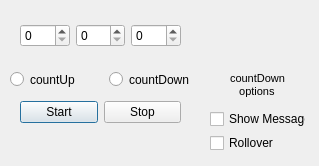
Qt form finalTimer/singletimer.ui (tavispa/Timer_Application) before a commit.
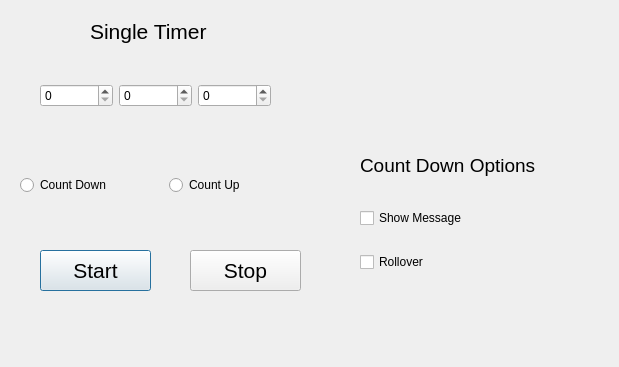
The same form after that commit.

```diff
--- a/finalTimer/singletimer.ui
+++ b/finalTimer/singletimer.ui
@@ -6,8 +6,8 @@
    <rect>
     <x>0</x>
     <y>0</y>
-    <width>319</width>
-    <height>166</height>
+    <width>619</width>
+    <height>367</height>
    </rect>
   </property>
   <property name="windowTitle">
@@ -16,10 +16,10 @@
   <widget class="QWidget" name="horizontalLayoutWidget">
    <property name="geometry">
     <rect>
-     <x>20</x>
-     <y>10</y>
-     <width>161</width>
-     <height>51</height>
+     <x>40</x>
+     <y>60</y>
+     <width>231</width>
+     <height>71</height>
     </rect>
    </property>
    <layout class="QHBoxLayout" name="horizontalLayout">
@@ -37,19 +37,23 @@
   <widget class="QLabel" name="label">
    <property name="geometry">
     <rect>
-     <x>230</x>
-     <y>70</y>
-     <width>61</width>
+     <x>360</x>
+     <y>150</y>
+     <width>201</width>
      <height>31</height>
     </rect>
    </property>
+   <property name="font">
+    <font>
+     <pointsize>12</pointsize>
+    </font>
+   </property>
    <property name="text">
     <string>&lt;!DOCTYPE HTML PUBLIC &quot;-//W3C//DTD HTML 4.0//EN&quot; &quot;http://www.w3.org/TR/REC-html40/strict.dtd&quot;&gt;
 &lt;html&gt;&lt;head&gt;&lt;meta name=&quot;qrichtext&quot; content=&quot;1&quot; /&gt;&lt;style type=&quot;text/css&quot;&gt;
 p, li { white-space: pre-wrap; }
-&lt;/style&gt;&lt;/head&gt;&lt;body style=&quot; font-family:'MS Shell Dlg 2'; font-size:8.25pt; font-weight:400; font-style:normal;&quot;&gt;
-&lt;p style=&quot; margin-top:0px; margin-bottom:0px; margin-left:0px; margin-right:0px; -qt-block-indent:0; text-indent:0px;&quot;&gt;&lt;span style=&quot; font-size:8pt;&quot;&gt;countDown&lt;/span&gt;&lt;/p&gt;
-&lt;p style=&quot; margin-top:0px; margin-bottom:0px; margin-left:0px; margin-right:0px; -qt-block-indent:0; text-indent:0px;&quot;&gt;&lt;span style=&quot; font-size:8pt;&quot;&gt;   options&lt;/span&gt;&lt;/p&gt;&lt;/body&gt;&lt;/html&gt;</string>
+&lt;/style&gt;&lt;/head&gt;&lt;body style=&quot; font-family:'Bitstream Charter'; font-size:12pt; font-weight:400; font-style:normal;&quot;&gt;
+&lt;p style=&quot; margin-top:0px; margin-bottom:0px; margin-left:0px; margin-right:0px; -qt-block-indent:0; text-indent:0px;&quot;&gt;&lt;span style=&quot; font-family:'MS Shell Dlg 2'; font-size:14pt;&quot;&gt;Count Down Options&lt;/span&gt;&lt;/p&gt;&lt;/body&gt;&lt;/html&gt;</string>
    </property>
    <property name="textFormat">
     <enum>Qt::RichText</enum>
@@ -58,24 +62,24 @@
   <widget class="QWidget" name="layoutWidget">
    <property name="geometry">
     <rect>
-     <x>10</x>
-     <y>70</y>
-     <width>191</width>
-     <height>19</height>
+     <x>20</x>
+     <y>160</y>
+     <width>291</width>
+     <height>51</height>
     </rect>
    </property>
    <layout class="QHBoxLayout" name="horizontalLayout_2">
-    <item>
-     <widget class="QRadioButton" name="radioUp">
-      <property name="text">
-       <string>countUp</string>
-      </property>
-     </widget>
-    </item>
     <item>
      <widget class="QRadioButton" name="radioDown">
       <property name="text">
-       <string>countDown</string>
+       <string>Count Down</string>
+      </property>
+     </widget>
+    </item>
+    <item>
+     <widget class="QRadioButton" name="radioUp">
+      <property name="text">
+       <string>Count Up</string>
       </property>
      </widget>
     </item>
@@ -84,10 +88,10 @@
   <widget class="QWidget" name="layoutWidget">
    <property name="geometry">
     <rect>
-     <x>210</x>
-     <y>110</y>
-     <width>96</width>
-     <height>42</height>
+     <x>360</x>
+     <y>190</y>
+     <width>211</width>
+     <height>101</height>
     </rect>
    </property>
    <layout class="QVBoxLayout" name="verticalLayout">
@@ -107,31 +111,59 @@
     </item>
    </layout>
   </widget>
-  <widget class="QWidget" name="layoutWidget">
+  <widget class="QPushButton" name="pushStart">
    <property name="geometry">
     <rect>
-     <x>20</x>
-     <y>100</y>
-     <width>161</width>
-     <height>25</height>
+     <x>40</x>
+     <y>250</y>
+     <width>111</width>
+     <height>41</height>
     </rect>
    </property>
-   <layout class="QHBoxLayout" name="horizontalLayout_3">
-    <item>
-     <widget class="QPushButton" name="pushStart">
-      <property name="text">
-       <string>Start</string>
-      </property>
-     </widget>
-    </item>
-    <item>
-     <widget class="QPushButton" name="pushStop">
-      <property name="text">
-       <string>Stop</string>
-      </property>
-     </widget>
-    </item>
-   </layout>
+   <property name="font">
+    <font>
+     <pointsize>16</pointsize>
+    </font>
+   </property>
+   <property name="text">
+    <string>Start</string>
+   </property>
+  </widget>
+  <widget class="QPushButton" name="pushStop">
+   <property name="geometry">
+    <rect>
+     <x>190</x>
+     <y>250</y>
+     <width>111</width>
+     <height>41</height>
+    </rect>
+   </property>
+   <property name="font">
+    <font>
+     <pointsize>16</pointsize>
+    </font>
+   </property>
+   <property name="text">
+    <string>Stop</string>
+   </property>
+  </widget>
+  <widget class="QLabel" name="label_2">
+   <property name="geometry">
+    <rect>
+     <x>90</x>
+     <y>20</y>
+     <width>141</width>
+     <height>23</height>
+    </rect>
+   </property>
+   <property name="font">
+    <font>
+     <pointsize>16</pointsize>
+    </font>
+   </property>
+   <property name="text">
+    <string>Single Timer</string>
+   </property>
   </widget>
  </widget>
  <resources/>
```
Left out of the diff: 2 changed lines with no effect on the pictures.
